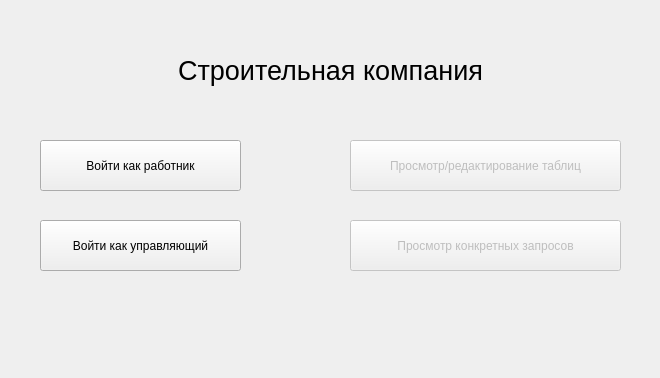
Qt form mainwindow.ui (kiryuha21/DatabaseInterface) before a commit.
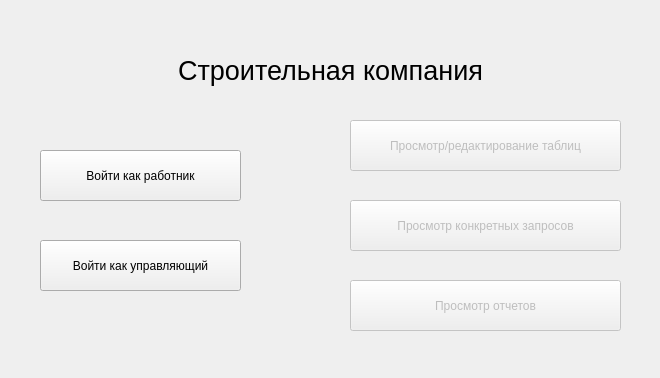
The same form after that commit.

Commit message: reports made

What changed in the file:
```diff
--- a/mainwindow.ui
+++ b/mainwindow.ui
@@ -18,7 +18,7 @@
     <property name="geometry">
      <rect>
       <x>40</x>
-      <y>140</y>
+      <y>150</y>
       <width>201</width>
       <height>51</height>
      </rect>
@@ -61,7 +61,7 @@
     <property name="geometry">
      <rect>
       <x>40</x>
-      <y>220</y>
+      <y>240</y>
       <width>201</width>
       <height>51</height>
      </rect>
@@ -89,7 +89,7 @@
     <property name="geometry">
      <rect>
       <x>350</x>
-      <y>220</y>
+      <y>200</y>
       <width>271</width>
       <height>51</height>
      </rect>
@@ -105,7 +105,7 @@
     <property name="geometry">
      <rect>
       <x>350</x>
-      <y>140</y>
+      <y>120</y>
       <width>271</width>
       <height>51</height>
      </rect>
@@ -114,6 +114,22 @@
      <string>Просмотр/редактирование таблиц</string>
     </property>
    </widget>
+   <widget class="QPushButton" name="reports_button">
+    <property name="enabled">
+     <bool>false</bool>
+    </property>
+    <property name="geometry">
+     <rect>
+      <x>350</x>
+      <y>280</y>
+      <width>271</width>
+      <height>51</height>
+     </rect>
+    </property>
+    <property name="text">
+     <string>Просмотр отчетов</string>
+    </property>
+   </widget>
   </widget>
  </widget>
  <resources/>
```
The commit also changes 9 other files.
